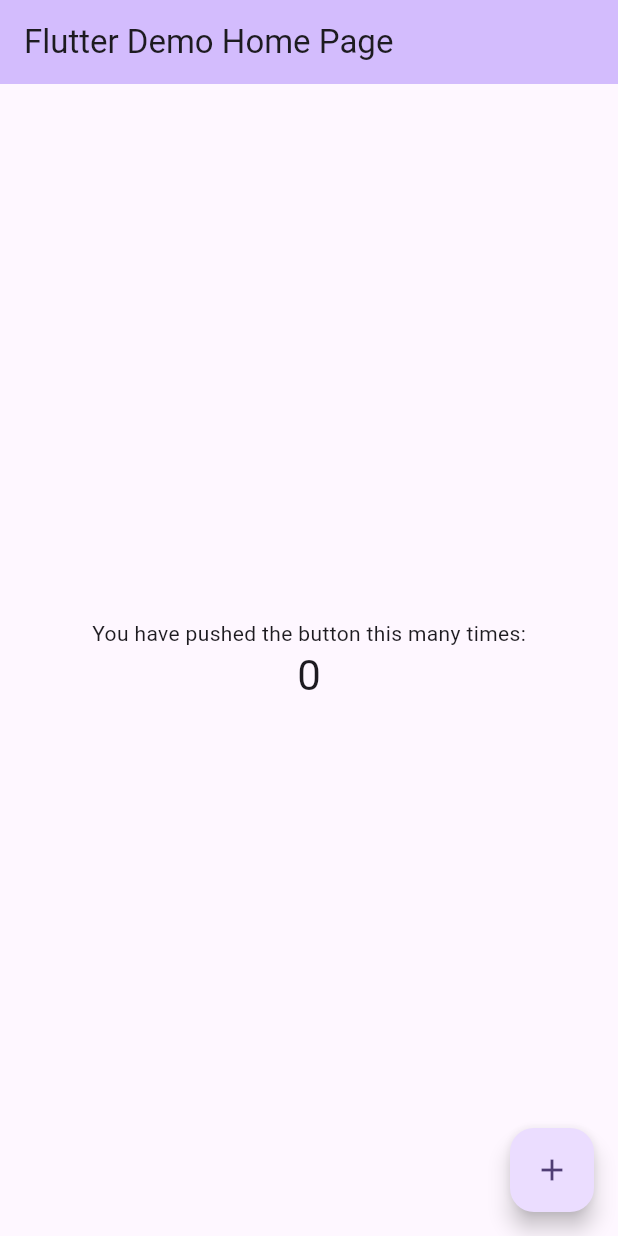
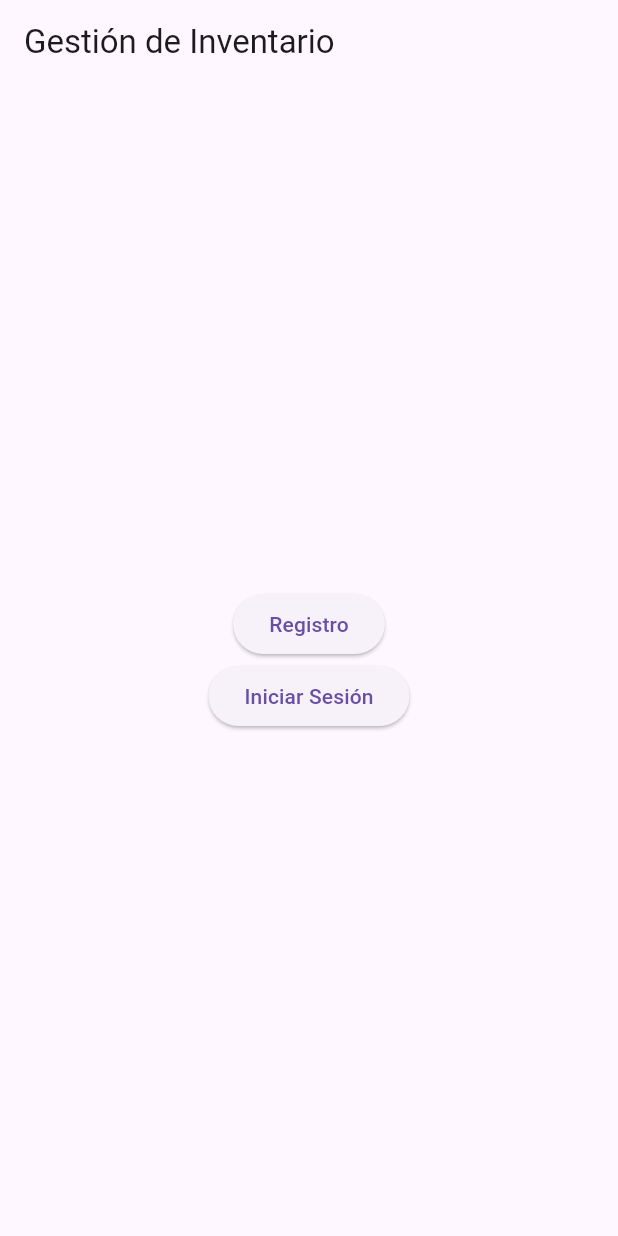
Before and after one commit to kikerb85/Proyecto-Calculos-Fl, a Flutter app: the screen it shows after launch, on a phone screen of 412 x 824 dp. Run offline on Flutter 3.47's test engine with Material 3 defaults, Android fonts, the phone set to English and light mode, and no system bars; our stand-ins replace firebase_auth, firebase_core; accounts and stored records are empty.

Commit message:
update main

```diff
--- a/gestion_de_inventario/lib/main.dart
+++ b/gestion_de_inventario/lib/main.dart
@@ -1,6 +1,8 @@
 import 'package:firebase_core/firebase_core.dart';
 import 'package:flutter/material.dart';
 import 'package:gestion_de_inventario/firebase_options.dart';
+import 'package:gestion_de_inventario/registro_screen.dart';
+import 'package:gestion_de_inventario/login_screen.dart';
 
 Future<void> main() async {
   WidgetsFlutterBinding.ensureInitialized();
@@ -11,118 +13,52 @@ Future<void> main() async {
 }
 
 class MyApp extends StatelessWidget {
-  const MyApp({super.key});
+  const MyApp({Key? key}) : super(key: key);
 
-  // This widget is the root of your application.
   @override
   Widget build(BuildContext context) {
     return MaterialApp(
-      title: 'Flutter Demo',
+      title: 'Gestión de Inventario',
       theme: ThemeData(
-        // This is the theme of your application.
-        //
-        // TRY THIS: Try running your application with "flutter run". You'll see
-        // the application has a purple toolbar. Then, without quitting the app,
-        // try changing the seedColor in the colorScheme below to Colors.green
-        // and then invoke "hot reload" (save your changes or press the "hot
-        // reload" button in a Flutter-supported IDE, or press "r" if you used
-        // the command line to start the app).
-        //
-        // Notice that the counter didn't reset back to zero; the application
-        // state is not lost during the reload. To reset the state, use hot
-        // restart instead.
-        //
-        // This works for code too, not just values: Most code changes can be
-        // tested with just a hot reload.
-        colorScheme: ColorScheme.fromSeed(seedColor: Colors.deepPurple),
+        primarySwatch: Colors.blue,
       ),
-      home: const MyHomePage(title: 'Flutter Demo Home Page'),
+      home: const HomeScreen(), // Cambiamos MyHomePage por HomeScreen
     );
   }
 }
 
-class MyHomePage extends StatefulWidget {
-  const MyHomePage({super.key, required this.title});
-
-  // This widget is the home page of your application. It is stateful, meaning
-  // that it has a State object (defined below) that contains fields that affect
-  // how it looks.
-
-  // This class is the configuration for the state. It holds the values (in this
-  // case the title) provided by the parent (in this case the App widget) and
-  // used by the build method of the State. Fields in a Widget subclass are
-  // always marked "final".
-
-  final String title;
-
-  @override
-  State<MyHomePage> createState() => _MyHomePageState();
-}
-
-class _MyHomePageState extends State<MyHomePage> {
-  int _counter = 0;
-
-  void _incrementCounter() {
-    setState(() {
-      // This call to setState tells the Flutter framework that something has
-      // changed in this State, which causes it to rerun the build method below
-      // so that the display can reflect the updated values. If we changed
-      // _counter without calling setState(), then the build method would not be
-      // called again, and so nothing would appear to happen.
-      _counter++;
-    });
-  }
+class HomeScreen extends StatelessWidget {
+  const HomeScreen({Key? key}) : super(key: key);
 
   @override
   Widget build(BuildContext context) {
-    // This method is rerun every time setState is called, for instance as done
-    // by the _incrementCounter method above.
-    //
-    // The Flutter framework has been optimized to make rerunning build methods
-    // fast, so that you can just rebuild anything that needs updating rather
-    // than having to individually change instances of widgets.
     return Scaffold(
-      appBar: AppBar(
-        // TRY THIS: Try changing the color here to a specific color (to
-        // Colors.amber, perhaps?) and trigger a hot reload to see the AppBar
-        // change color while the other colors stay the same.
-        backgroundColor: Theme.of(context).colorScheme.inversePrimary,
-        // Here we take the value from the MyHomePage object that was created by
-        // the App.build method, and use it to set our appbar title.
-        title: Text(widget.title),
-      ),
+      appBar: AppBar(title: const Text('Gestión de Inventario')),
       body: Center(
-        // Center is a layout widget. It takes a single child and positions it
-        // in the middle of the parent.
         child: Column(
-          // Column is also a layout widget. It takes a list of children and
-          // arranges them vertically. By default, it sizes itself to fit its
-          // children horizontally, and tries to be as tall as its parent.
-          //
-          // Column has various properties to control how it sizes itself and
-          // how it positions its children. Here we use mainAxisAlignment to
-          // center the children vertically; the main axis here is the vertical
-          // axis because Columns are vertical (the cross axis would be
-          // horizontal).
-          //
-          // TRY THIS: Invoke "debug painting" (choose the "Toggle Debug Paint"
-          // action in the IDE, or press "p" in the console), to see the
-          // wireframe for each widget.
           mainAxisAlignment: MainAxisAlignment.center,
           children: <Widget>[
-            const Text('You have pushed the button this many times:'),
-            Text(
-              '$_counter',
-              style: Theme.of(context).textTheme.headlineMedium,
+            ElevatedButton(
+              onPressed: () {
+                Navigator.push(
+                  context,
+                  MaterialPageRoute(builder: (context) => const RegistroScreen()),
+                );
+              },
+              child: const Text('Registro'),
+            ),
+            ElevatedButton(
+              onPressed: () {
+                Navigator.push(
+                  context,
+                  MaterialPageRoute(builder: (context) => const LoginScreen()),
+                );
+              },
+              child: const Text('Iniciar Sesión'),
             ),
           ],
         ),
       ),
-      floatingActionButton: FloatingActionButton(
-        onPressed: _incrementCounter,
-        tooltip: 'Increment',
-        child: const Icon(Icons.add),
-      ), // This trailing comma makes auto-formatting nicer for build methods.
     );
   }
 }
```
